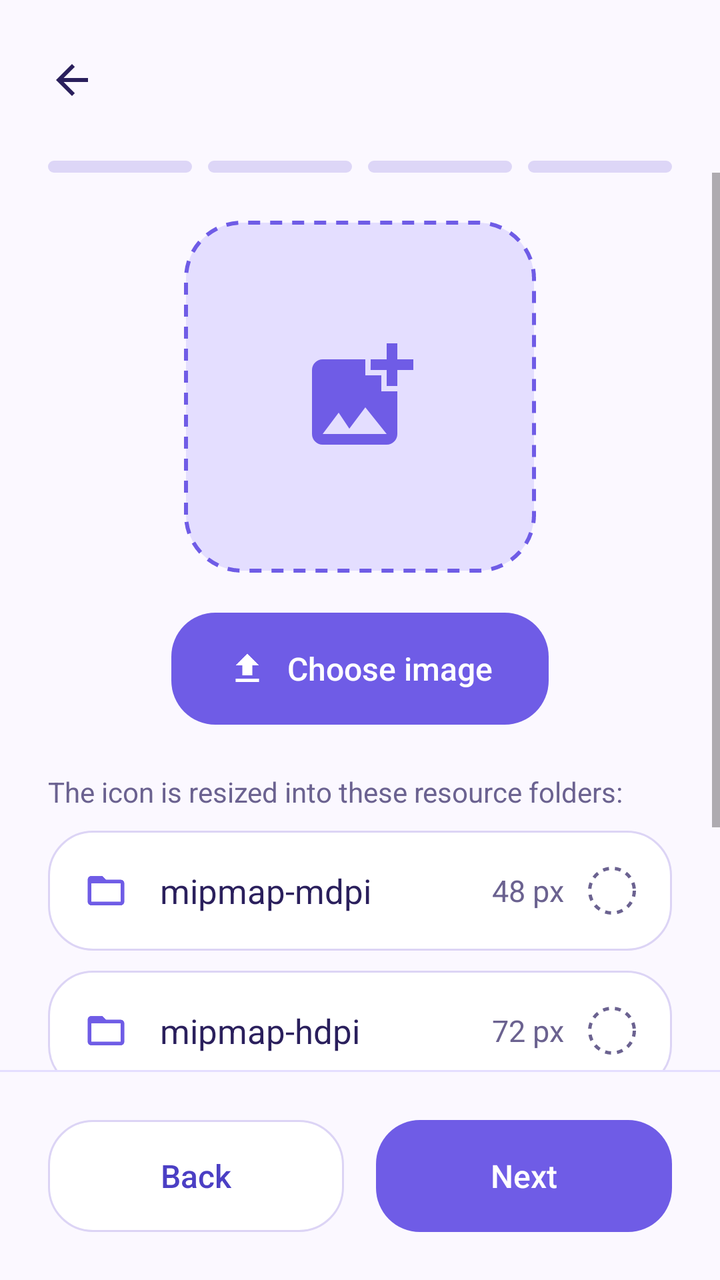
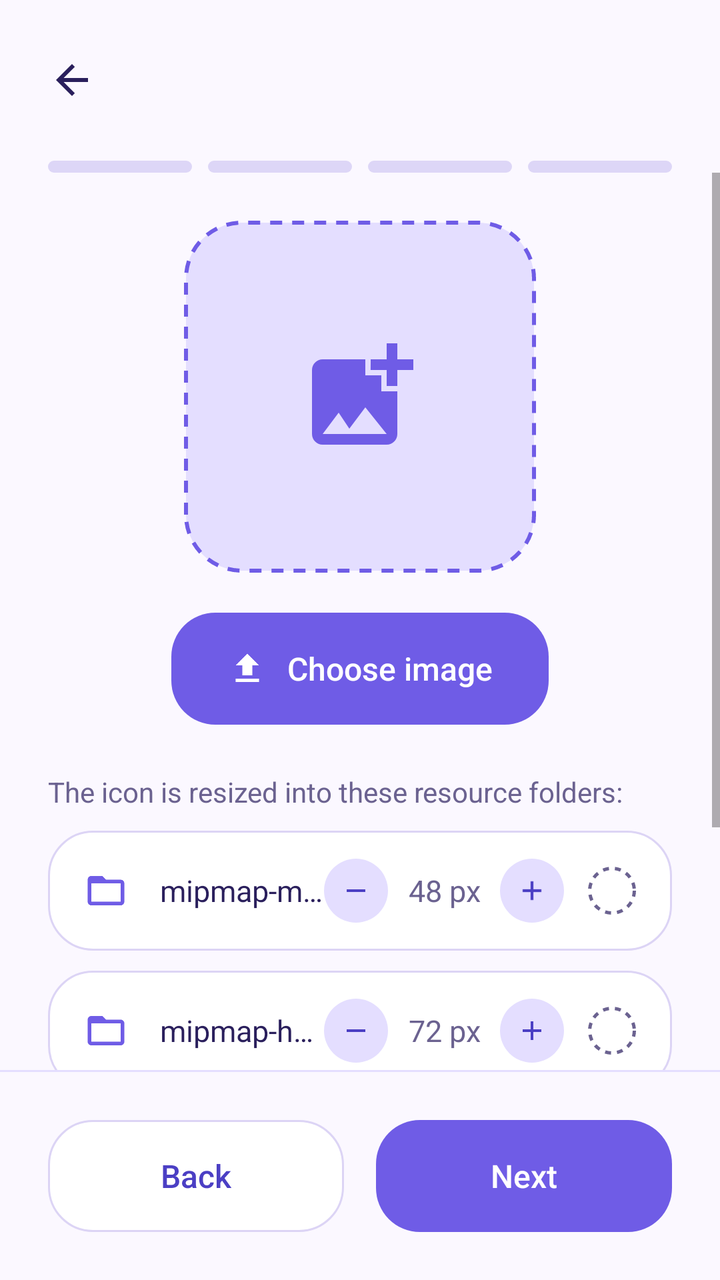

Screens rendered from an Android XML layout before and after an edit, with the pre-edit source and the edit as a unified diff.
<!-- AndroidManifest.xml: application theme AppTheme -->
<!-- res/layout/screen_create.xml -->
<?xml version="1.0" encoding="utf-8"?>
<LinearLayout xmlns:android="http://schemas.android.com/apk/res/android"
    android:layout_width="match_parent" android:layout_height="match_parent"
    android:background="@color/cosmic_white" android:orientation="vertical">

    <LinearLayout android:id="@+id/screen_header" android:layout_width="match_parent" android:layout_height="wrap_content"
        android:gravity="center_vertical" android:orientation="horizontal" android:paddingStart="12dp" android:paddingEnd="24dp" android:paddingTop="16dp" android:paddingBottom="16dp">
        <ImageView android:id="@+id/wizard_back_icon" style="@style/Cosmic.IconButton" android:src="@drawable/ic_back"
            android:tint="@color/cosmic_ink" android:contentDescription="@string/back" />
        <LinearLayout android:layout_width="0dp" android:layout_height="wrap_content" android:layout_weight="1"
            android:layout_marginStart="8dp" android:orientation="vertical">
            <TextView android:id="@+id/wizard_title" style="@style/Cosmic.Title" android:layout_width="wrap_content" android:layout_height="wrap_content" />
            <TextView android:id="@+id/wizard_step" style="@style/Cosmic.Muted" android:layout_width="wrap_content" android:layout_height="wrap_content" />
        </LinearLayout>
    </LinearLayout>

    <LinearLayout android:layout_width="match_parent" android:layout_height="wrap_content" android:orientation="horizontal"
        android:paddingStart="24dp" android:paddingEnd="24dp">
        <View android:id="@+id/wizard_bar_1" android:layout_width="0dp" android:layout_height="6dp" android:layout_weight="1"
            android:layout_marginStart="0dp" android:layout_marginEnd="4dp" android:background="@drawable/bg_step_bar_off" />
        <View android:id="@+id/wizard_bar_2" android:layout_width="0dp" android:layout_height="6dp" android:layout_weight="1"
            android:layout_marginStart="4dp" android:layout_marginEnd="4dp" android:background="@drawable/bg_step_bar_off" />
        <View android:id="@+id/wizard_bar_3" android:layout_width="0dp" android:layout_height="6dp" android:layout_weight="1"
            android:layout_marginStart="4dp" android:layout_marginEnd="4dp" android:background="@drawable/bg_step_bar_off" />
        <View android:id="@+id/wizard_bar_4" android:layout_width="0dp" android:layout_height="6dp" android:layout_weight="1"
            android:layout_marginStart="4dp" android:layout_marginEnd="0dp" android:background="@drawable/bg_step_bar_off" />
    </LinearLayout>

    <FrameLayout android:layout_width="match_parent" android:layout_height="0dp" android:layout_weight="1">

        <ScrollView android:id="@+id/wizard_page_1" android:layout_width="match_parent" android:layout_height="match_parent">
            <LinearLayout android:layout_width="match_parent" android:layout_height="wrap_content" android:gravity="center_horizontal"
                android:orientation="vertical" android:paddingStart="24dp" android:paddingEnd="24dp" android:paddingTop="24dp" android:paddingBottom="16dp">
                <FrameLayout android:layout_width="176dp" android:layout_height="176dp" android:background="@drawable/bg_dashed_icon">
                    <ImageView android:id="@+id/icon_preview" android:layout_width="64dp" android:layout_height="64dp" android:layout_gravity="center"
                        android:src="@drawable/ic_image_upload" android:tint="@color/cosmic_primary" android:contentDescription="@null" />
                </FrameLayout>
                <LinearLayout android:id="@+id/btn_choose_icon" android:layout_width="wrap_content" android:layout_height="56dp"
                    android:layout_marginTop="20dp" android:background="@drawable/bg_button_primary" android:clickable="true" android:focusable="true"
                    android:foreground="?attr/selectableItemBackground" android:gravity="center" android:orientation="horizontal"
                    android:paddingStart="28dp" android:paddingEnd="28dp">
                    <ImageView android:layout_width="20dp" android:layout_height="20dp" android:src="@drawable/ic_upload"
                        android:tint="@android:color/white" android:contentDescription="@null" />
                    <TextView android:layout_width="wrap_content" android:layout_height="wrap_content" android:layout_marginStart="10dp"
                        android:text="@string/choose_image" android:textColor="@android:color/white" android:textSize="16sp" android:fontFamily="sans-serif-medium" />
                </LinearLayout>
                <TextView android:layout_width="match_parent" android:layout_height="wrap_content" android:layout_marginTop="24dp"
                    android:text="@string/icon_note" style="@style/Cosmic.Muted" />
                <LinearLayout android:layout_width="match_parent" android:layout_height="wrap_content" android:orientation="vertical">
            <LinearLayout android:layout_width="match_parent" android:layout_height="60dp" android:layout_marginTop="10dp"
                android:background="@drawable/bg_card" android:gravity="center_vertical" android:orientation="horizontal"
                android:paddingStart="18dp" android:paddingEnd="18dp">
                <ImageView android:layout_width="22dp" android:layout_height="22dp" android:src="@drawable/ic_folder"
                    android:tint="@color/cosmic_primary" android:contentDescription="@null" />
                <TextView android:layout_width="0dp" android:layout_height="wrap_content" android:layout_weight="1"
                    android:layout_marginStart="16dp" android:text="mipmap-mdpi" android:textColor="@color/cosmic_ink" android:textSize="17sp" />
                <TextView android:layout_width="wrap_content" android:layout_height="wrap_content"
                    android:text="48 px" android:textColor="@color/cosmic_muted" android:textSize="15sp" />
                <ImageView android:id="@+id/icon_status_1" android:layout_width="24dp" android:layout_height="24dp"
                    android:layout_marginStart="12dp" android:src="@drawable/ic_step_pending" android:contentDescription="@null" />
            </LinearLayout>
            <LinearLayout android:layout_width="match_parent" android:layout_height="60dp" android:layout_marginTop="10dp"
                android:background="@drawable/bg_card" android:gravity="center_vertical" android:orientation="horizontal"
                android:paddingStart="18dp" android:paddingEnd="18dp">
                <ImageView android:layout_width="22dp" android:layout_height="22dp" android:src="@drawable/ic_folder"
                    android:tint="@color/cosmic_primary" android:contentDescription="@null" />
                <TextView android:layout_width="0dp" android:layout_height="wrap_content" android:layout_weight="1"
                    android:layout_marginStart="16dp" android:text="mipmap-hdpi" android:textColor="@color/cosmic_ink" android:textSize="17sp" />
                <TextView android:layout_width="wrap_content" android:layout_height="wrap_content"
                    android:text="72 px" android:textColor="@color/cosmic_muted" android:textSize="15sp" />
                <ImageView android:id="@+id/icon_status_2" android:layout_width="24dp" android:layout_height="24dp"
                    android:layout_marginStart="12dp" android:src="@drawable/ic_step_pending" android:contentDescription="@null" />
            </LinearLayout>
            <LinearLayout android:layout_width="match_parent" android:layout_height="60dp" android:layout_marginTop="10dp"
                android:background="@drawable/bg_card" android:gravity="center_vertical" android:orientation="horizontal"
                android:paddingStart="18dp" android:paddingEnd="18dp">
                <ImageView android:layout_width="22dp" android:layout_height="22dp" android:src="@drawable/ic_folder"
                    android:tint="@color/cosmic_primary" android:contentDescription="@null" />
                <TextView android:layout_width="0dp" android:layout_height="wrap_content" android:layout_weight="1"
                    android:layout_marginStart="16dp" android:text="mipmap-xhdpi" android:textColor="@color/cosmic_ink" android:textSize="17sp" />
                <TextView android:layout_width="wrap_content" android:layout_height="wrap_content"
                    android:text="96 px" android:textColor="@color/cosmic_muted" android:textSize="15sp" />
                <ImageView android:id="@+id/icon_status_3" android:layout_width="24dp" android:layout_height="24dp"
                    android:layout_marginStart="12dp" android:src="@drawable/ic_step_pending" android:contentDescription="@null" />
            </LinearLayout>
            <LinearLayout android:layout_width="match_parent" android:layout_height="60dp" android:layout_marginTop="10dp"
                android:background="@drawable/bg_card" android:gravity="center_vertical" android:orientation="horizontal"
                android:paddingStart="18dp" android:paddingEnd="18dp">
                <ImageView android:layout_width="22dp" android:layout_height="22dp" android:src="@drawable/ic_folder"
                    android:tint="@color/cosmic_primary" android:contentDescription="@null" />
                <TextView android:layout_width="0dp" android:layout_height="wrap_content" android:layout_weight="1"
                    android:layout_marginStart="16dp" android:text="mipmap-xxhdpi" android:textColor="@color/cosmic_ink" android:textSize="17sp" />
                <TextView android:layout_width="wrap_content" android:layout_height="wrap_content"
                    android:text="144 px" android:textColor="@color/cosmic_muted" android:textSize="15sp" />
                <ImageView android:id="@+id/icon_status_4" android:layout_width="24dp" android:layout_height="24dp"
                    android:layout_marginStart="12dp" android:src="@drawable/ic_step_pending" android:contentDescription="@null" />
            </LinearLayout>
                </LinearLayout>
            </LinearLayout>
        </ScrollView>

        <ScrollView android:id="@+id/wizard_page_2" android:layout_width="match_parent" android:layout_height="match_parent" android:visibility="gone">
            <LinearLayout android:layout_width="match_parent" android:layout_height="wrap_content" android:orientation="vertical"
                android:paddingStart="24dp" android:paddingEnd="24dp" android:paddingTop="24dp">
                <TextView android:layout_width="wrap_content" android:layout_height="wrap_content" android:layout_marginBottom="8dp"
                    android:text="@string/label_project_name" style="@style/Cosmic.Muted" />
                <EditText android:id="@+id/input_project" style="@style/Cosmic.Input" android:autofillHints="@null"
                    android:hint="@string/hint_project_name" android:inputType="textNoSuggestions" />
                <TextView android:layout_width="wrap_content" android:layout_height="wrap_content" android:layout_marginTop="20dp" android:layout_marginBottom="8dp"
                    android:text="@string/label_app_name" style="@style/Cosmic.Muted" />
                <EditText android:id="@+id/input_app" style="@style/Cosmic.Input" android:autofillHints="@null"
                    android:hint="@string/hint_app_name" android:inputType="text" />
                <TextView android:layout_width="wrap_content" android:layout_height="wrap_content" android:layout_marginTop="20dp" android:layout_marginBottom="8dp"
                    android:text="@string/label_package_name" style="@style/Cosmic.Muted" />
                <EditText android:id="@+id/input_package" style="@style/Cosmic.Input" android:autofillHints="@null"
                    android:hint="@string/hint_package_name" android:inputType="textNoSuggestions|textEmailAddress" />
            </LinearLayout>
        </ScrollView>

        <ScrollView android:id="@+id/wizard_page_3" android:layout_width="match_parent" android:layout_height="match_parent" android:visibility="gone">
            <LinearLayout android:layout_width="match_parent" android:layout_height="wrap_content" android:orientation="vertical"
                android:paddingStart="24dp" android:paddingEnd="24dp" android:paddingTop="24dp">
                <TextView android:layout_width="wrap_content" android:layout_height="wrap_content" android:layout_marginBottom="8dp"
                    android:text="@string/label_version_name" style="@style/Cosmic.Muted" />
                <EditText android:id="@+id/input_version_name" style="@style/Cosmic.Input" android:autofillHints="@null"
                    android:text="1.0" android:inputType="textNoSuggestions" />
                <LinearLayout android:layout_width="match_parent" android:layout_height="wrap_content" android:layout_marginTop="20dp" android:orientation="vertical">
        <TextView android:layout_width="wrap_content" android:layout_height="wrap_content" android:layout_marginBottom="8dp"
            android:text="@string/label_version_code" style="@style/Cosmic.Muted" />
        <LinearLayout android:layout_width="match_parent" android:layout_height="wrap_content"
            android:background="@drawable/bg_input" android:gravity="center_vertical" android:orientation="horizontal" android:padding="8dp">
            <ImageView android:id="@+id/version_code_minus" style="@style/Cosmic.Stepper" android:src="@drawable/ic_remove" android:contentDescription="@null" />
            <TextView android:id="@+id/version_code_text" android:layout_width="0dp" android:layout_height="wrap_content" android:layout_weight="1"
                android:gravity="center" android:text="1" android:textColor="@color/cosmic_ink" android:textSize="20sp" />
            <ImageView android:id="@+id/version_code_plus" style="@style/Cosmic.Stepper" android:src="@drawable/ic_add" android:contentDescription="@null" />
        </LinearLayout>
                </LinearLayout>
            </LinearLayout>
        </ScrollView>

        <ScrollView android:id="@+id/wizard_page_4" android:layout_width="match_parent" android:layout_height="match_parent" android:visibility="gone">
            <LinearLayout android:layout_width="match_parent" android:layout_height="wrap_content" android:orientation="vertical"
                android:paddingStart="24dp" android:paddingEnd="24dp" android:paddingTop="24dp">
                <LinearLayout android:layout_width="match_parent" android:layout_height="wrap_content" android:orientation="vertical">
        <TextView android:layout_width="wrap_content" android:layout_height="wrap_content" android:layout_marginBottom="8dp"
            android:text="@string/label_min_sdk" style="@style/Cosmic.Muted" />
        <LinearLayout android:layout_width="match_parent" android:layout_height="wrap_content"
            android:background="@drawable/bg_input" android:gravity="center_vertical" android:orientation="horizontal" android:padding="8dp">
            <ImageView android:id="@+id/min_sdk_minus" style="@style/Cosmic.Stepper" android:src="@drawable/ic_remove" android:contentDescription="@null" />
            <TextView android:id="@+id/min_sdk_text" android:layout_width="0dp" android:layout_height="wrap_content" android:layout_weight="1"
                android:gravity="center" android:text="23 · Android 6.0" android:textColor="@color/cosmic_ink" android:textSize="20sp" />
            <ImageView android:id="@+id/min_sdk_plus" style="@style/Cosmic.Stepper" android:src="@drawable/ic_add" android:contentDescription="@null" />
        </LinearLayout>
                </LinearLayout>
                <LinearLayout android:layout_width="match_parent" android:layout_height="wrap_content" android:layout_marginTop="20dp" android:orientation="vertical">
        <TextView android:layout_width="wrap_content" android:layout_height="wrap_content" android:layout_marginBottom="8dp"
            android:text="@string/label_target_sdk" style="@style/Cosmic.Muted" />
        <LinearLayout android:layout_width="match_parent" android:layout_height="wrap_content"
            android:background="@drawable/bg_input" android:gravity="center_vertical" android:orientation="horizontal" android:padding="8dp">
            <ImageView android:id="@+id/target_sdk_minus" style="@style/Cosmic.Stepper" android:src="@drawable/ic_remove" android:contentDescription="@null" />
            <TextView android:id="@+id/target_sdk_text" android:layout_width="0dp" android:layout_height="wrap_content" android:layout_weight="1"
                android:gravity="center" android:text="36 · Android 16" android:textColor="@color/cosmic_ink" android:textSize="20sp" />
            <ImageView android:id="@+id/target_sdk_plus" style="@style/Cosmic.Stepper" android:src="@drawable/ic_add" android:contentDescription="@null" />
        </LinearLayout>
                </LinearLayout>
                <LinearLayout android:layout_width="match_parent" android:layout_height="wrap_content" android:layout_marginTop="24dp"
                    android:background="@drawable/bg_summary" android:orientation="vertical" android:padding="20dp">
                    <TextView android:layout_width="wrap_content" android:layout_height="wrap_content"
                        android:text="@string/summary" android:textColor="@color/cosmic_ink" android:textSize="15sp" android:fontFamily="sans-serif-medium" />
                    <TextView android:id="@+id/summary_identity" android:layout_width="match_parent" android:layout_height="wrap_content" android:layout_marginTop="6dp"
                        android:textColor="@color/cosmic_ink" android:textSize="15sp" />
                    <TextView android:id="@+id/summary_version" android:layout_width="match_parent" android:layout_height="wrap_content" android:layout_marginTop="4dp"
                        android:textColor="@color/cosmic_ink" android:textSize="15sp" />
                    <TextView android:id="@+id/summary_sdk" android:layout_width="match_parent" android:layout_height="wrap_content" android:layout_marginTop="4dp"
                        android:textColor="@color/cosmic_ink" android:textSize="15sp" />
                </LinearLayout>
            </LinearLayout>
        </ScrollView>
    </FrameLayout>

    <View android:layout_width="match_parent" android:layout_height="1dp" android:background="@color/cosmic_lilac" />
    <LinearLayout android:id="@+id/wizard_bottom" android:layout_width="match_parent" android:layout_height="wrap_content"
        android:orientation="horizontal" android:padding="24dp">
        <TextView android:id="@+id/btn_back" style="@style/Cosmic.Button.Outline" android:layout_marginEnd="8dp" android:text="@string/back" />
        <TextView android:id="@+id/btn_next" style="@style/Cosmic.Button.Primary" android:layout_marginStart="8dp" android:text="@string/next" />
        <TextView android:id="@+id/btn_create" style="@style/Cosmic.Button.Primary" android:layout_marginStart="8dp" android:visibility="gone"
            android:drawableStart="@drawable/ic_check" android:drawablePadding="10dp" android:drawableTint="@android:color/white"
            android:paddingStart="24dp" android:paddingEnd="24dp" android:text="@string/create_project" />
    </LinearLayout>
</LinearLayout>
<!-- resources referenced by this layout -->
<resources>
  <color name="cosmic_ink">#2A1F5C</color>
  <color name="cosmic_lilac">#E4DEFF</color>
  <color name="cosmic_muted">#6B6290</color>
  <color name="cosmic_primary">#6F5CE6</color>
  <color name="cosmic_white">#FBF8FF</color>
  <!-- drawable bg_button_primary (drawable) -->
  <?xml version="1.0" encoding="utf-8"?>
  <shape xmlns:android="http://schemas.android.com/apk/res/android" android:shape="rectangle">
      <solid android:color="@color/cosmic_primary" />
      <corners android:radius="22dp" />
      
  </shape>
  <!-- drawable bg_card (drawable) -->
  <?xml version="1.0" encoding="utf-8"?>
  <shape xmlns:android="http://schemas.android.com/apk/res/android" android:shape="rectangle">
      <solid android:color="@color/cosmic_surface" />
      <corners android:radius="22dp" />
      <stroke android:width="1dp" android:color="@color/cosmic_border" />
  </shape>
  <!-- drawable bg_step_bar_off (drawable) -->
  <?xml version="1.0" encoding="utf-8"?>
  <shape xmlns:android="http://schemas.android.com/apk/res/android" android:shape="rectangle"><solid android:color="#DDD6F7" /><corners android:radius="3dp" /></shape>
  <!-- drawable bg_summary (drawable) -->
  <?xml version="1.0" encoding="utf-8"?>
  <shape xmlns:android="http://schemas.android.com/apk/res/android" android:shape="rectangle">
      <solid android:color="@color/cosmic_lilac_soft" />
      <corners android:radius="22dp" />
      
  </shape>
  <string name="back">Back</string>
  <string name="choose_image">Choose image</string>
  <string name="create_project">Create project</string>
  <string name="hint_app_name">Daily Notes</string>
  <string name="hint_package_name">com.example.dailynotes</string>
  <string name="hint_project_name">DailyNotes</string>
  <string name="icon_note">The icon is resized into these resource folders:</string>
  <string name="label_app_name">App name</string>
  <string name="label_min_sdk">Min SDK</string>
  <string name="label_package_name">Package name</string>
  <string name="label_project_name">Project name</string>
  <string name="label_target_sdk">Target SDK</string>
  <string name="label_version_code">Version code</string>
  <string name="label_version_name">Version name</string>
  <string name="next">Next</string>
  <string name="summary">Summary</string>
  <style name="Cosmic.Button.Outline">
          <item name="android:background">@drawable/bg_button_outline</item>
          <item name="android:textColor">@color/cosmic_primary_dark</item>
      </style>
  <style name="Cosmic.Button.Primary">
          <item name="android:background">@drawable/bg_button_primary</item>
          <item name="android:textColor">@android:color/white</item>
      </style>
  <style name="Cosmic.Muted" parent="">
          <item name="android:textColor">@color/cosmic_muted</item>
          <item name="android:textSize">14sp</item>
      </style>
  <style name="Cosmic.Title" parent="">
          <item name="android:textColor">@color/cosmic_ink</item>
          <item name="android:textSize">22sp</item>
          <item name="android:fontFamily">sans-serif-medium</item>
      </style>
  <color name="cosmic_surface">#FFFFFF</color>
  <color name="cosmic_border">#DCD4F5</color>
  <color name="cosmic_lilac_soft">#F1EDFF</color>
  <color name="cosmic_primary_dark">#4B3FC4</color>
  <!-- drawable bg_button_tonal (drawable) -->
  <?xml version="1.0" encoding="utf-8"?>
  <shape xmlns:android="http://schemas.android.com/apk/res/android" android:shape="rectangle">
      <solid android:color="@color/cosmic_lilac" />
      <corners android:radius="18dp" />
      
  </shape>
  <color name="cosmic_pink">#FFB8DE</color>
  <style name="CosmicBottomSheetDialog" parent="ThemeOverlay.MaterialComponents.BottomSheetDialog">
          <item name="bottomSheetStyle">@style/CosmicBottomSheet</item>
      </style>
  <style name="CosmicBottomSheet" parent="Widget.MaterialComponents.BottomSheet.Modal">
          <item name="android:background">@android:color/transparent</item>
      </style>
  <!-- unchanged entries left out for length: 15 -->
</resources>

<!-- the commit's change to res/layout/screen_create.xml (unified diff, before → after) -->
@@ -53,9 +53,13 @@
                 <ImageView android:layout_width="22dp" android:layout_height="22dp" android:src="@drawable/ic_folder"
                     android:tint="@color/cosmic_primary" android:contentDescription="@null" />
                 <TextView android:layout_width="0dp" android:layout_height="wrap_content" android:layout_weight="1"
-                    android:layout_marginStart="16dp" android:text="mipmap-mdpi" android:textColor="@color/cosmic_ink" android:textSize="17sp" />
-                <TextView android:layout_width="wrap_content" android:layout_height="wrap_content"
+                    android:layout_marginStart="16dp" android:singleLine="true" android:ellipsize="end" android:text="mipmap-mdpi" android:textColor="@color/cosmic_ink" android:textSize="15sp" />
+                <ImageView android:id="@+id/icon_size_minus_1" style="@style/Cosmic.Stepper" android:layout_width="32dp" android:layout_height="32dp"
+                    android:padding="8dp" android:src="@drawable/ic_remove" android:contentDescription="@null" />
+                <TextView android:id="@+id/icon_size_text_1" android:layout_width="56dp" android:layout_height="wrap_content" android:gravity="center"
                     android:text="48 px" android:textColor="@color/cosmic_muted" android:textSize="15sp" />
+                <ImageView android:id="@+id/icon_size_plus_1" style="@style/Cosmic.Stepper" android:layout_width="32dp" android:layout_height="32dp"
+                    android:padding="8dp" android:src="@drawable/ic_add" android:contentDescription="@null" />
                 <ImageView android:id="@+id/icon_status_1" android:layout_width="24dp" android:layout_height="24dp"
                     android:layout_marginStart="12dp" android:src="@drawable/ic_step_pending" android:contentDescription="@null" />
             </LinearLayout>
@@ -65,9 +69,13 @@
                 <ImageView android:layout_width="22dp" android:layout_height="22dp" android:src="@drawable/ic_folder"
                     android:tint="@color/cosmic_primary" android:contentDescription="@null" />
                 <TextView android:layout_width="0dp" android:layout_height="wrap_content" android:layout_weight="1"
-                    android:layout_marginStart="16dp" android:text="mipmap-hdpi" android:textColor="@color/cosmic_ink" android:textSize="17sp" />
-                <TextView android:layout_width="wrap_content" android:layout_height="wrap_content"
+                    android:layout_marginStart="16dp" android:singleLine="true" android:ellipsize="end" android:text="mipmap-hdpi" android:textColor="@color/cosmic_ink" android:textSize="15sp" />
+                <ImageView android:id="@+id/icon_size_minus_2" style="@style/Cosmic.Stepper" android:layout_width="32dp" android:layout_height="32dp"
+                    android:padding="8dp" android:src="@drawable/ic_remove" android:contentDescription="@null" />
+                <TextView android:id="@+id/icon_size_text_2" android:layout_width="56dp" android:layout_height="wrap_content" android:gravity="center"
                     android:text="72 px" android:textColor="@color/cosmic_muted" android:textSize="15sp" />
+                <ImageView android:id="@+id/icon_size_plus_2" style="@style/Cosmic.Stepper" android:layout_width="32dp" android:layout_height="32dp"
+                    android:padding="8dp" android:src="@drawable/ic_add" android:contentDescription="@null" />
                 <ImageView android:id="@+id/icon_status_2" android:layout_width="24dp" android:layout_height="24dp"
                     android:layout_marginStart="12dp" android:src="@drawable/ic_step_pending" android:contentDescription="@null" />
             </LinearLayout>
@@ -77,9 +85,13 @@
                 <ImageView android:layout_width="22dp" android:layout_height="22dp" android:src="@drawable/ic_folder"
                     android:tint="@color/cosmic_primary" android:contentDescription="@null" />
                 <TextView android:layout_width="0dp" android:layout_height="wrap_content" android:layout_weight="1"
-                    android:layout_marginStart="16dp" android:text="mipmap-xhdpi" android:textColor="@color/cosmic_ink" android:textSize="17sp" />
-                <TextView android:layout_width="wrap_content" android:layout_height="wrap_content"
+                    android:layout_marginStart="16dp" android:singleLine="true" android:ellipsize="end" android:text="mipmap-xhdpi" android:textColor="@color/cosmic_ink" android:textSize="15sp" />
+                <ImageView android:id="@+id/icon_size_minus_3" style="@style/Cosmic.Stepper" android:layout_width="32dp" android:layout_height="32dp"
+                    android:padding="8dp" android:src="@drawable/ic_remove" android:contentDescription="@null" />
+                <TextView android:id="@+id/icon_size_text_3" android:layout_width="56dp" android:layout_height="wrap_content" android:gravity="center"
                     android:text="96 px" android:textColor="@color/cosmic_muted" android:textSize="15sp" />
+                <ImageView android:id="@+id/icon_size_plus_3" style="@style/Cosmic.Stepper" android:layout_width="32dp" android:layout_height="32dp"
+                    android:padding="8dp" android:src="@drawable/ic_add" android:contentDescription="@null" />
                 <ImageView android:id="@+id/icon_status_3" android:layout_width="24dp" android:layout_height="24dp"
                     android:layout_marginStart="12dp" android:src="@drawable/ic_step_pending" android:contentDescription="@null" />
             </LinearLayout>
@@ -89,9 +101,13 @@
                 <ImageView android:layout_width="22dp" android:layout_height="22dp" android:src="@drawable/ic_folder"
                     android:tint="@color/cosmic_primary" android:contentDescription="@null" />
                 <TextView android:layout_width="0dp" android:layout_height="wrap_content" android:layout_weight="1"
-                    android:layout_marginStart="16dp" android:text="mipmap-xxhdpi" android:textColor="@color/cosmic_ink" android:textSize="17sp" />
-                <TextView android:layout_width="wrap_content" android:layout_height="wrap_content"
+                    android:layout_marginStart="16dp" android:singleLine="true" android:ellipsize="end" android:text="mipmap-xxhdpi" android:textColor="@color/cosmic_ink" android:textSize="15sp" />
+                <ImageView android:id="@+id/icon_size_minus_4" style="@style/Cosmic.Stepper" android:layout_width="32dp" android:layout_height="32dp"
+                    android:padding="8dp" android:src="@drawable/ic_remove" android:contentDescription="@null" />
+                <TextView android:id="@+id/icon_size_text_4" android:layout_width="56dp" android:layout_height="wrap_content" android:gravity="center"
                     android:text="144 px" android:textColor="@color/cosmic_muted" android:textSize="15sp" />
+                <ImageView android:id="@+id/icon_size_plus_4" style="@style/Cosmic.Stepper" android:layout_width="32dp" android:layout_height="32dp"
+                    android:padding="8dp" android:src="@drawable/ic_add" android:contentDescription="@null" />
                 <ImageView android:id="@+id/icon_status_4" android:layout_width="24dp" android:layout_height="24dp"
                     android:layout_marginStart="12dp" android:src="@drawable/ic_step_pending" android:contentDescription="@null" />
             </LinearLayout>
